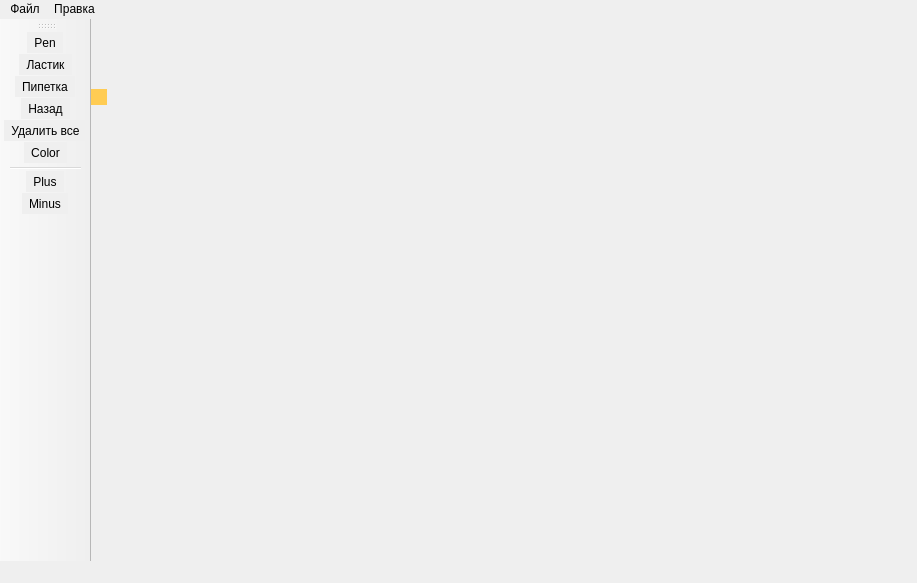
teplov-andrew/mc-paint, file paint_ui.ui: the form before one commit.
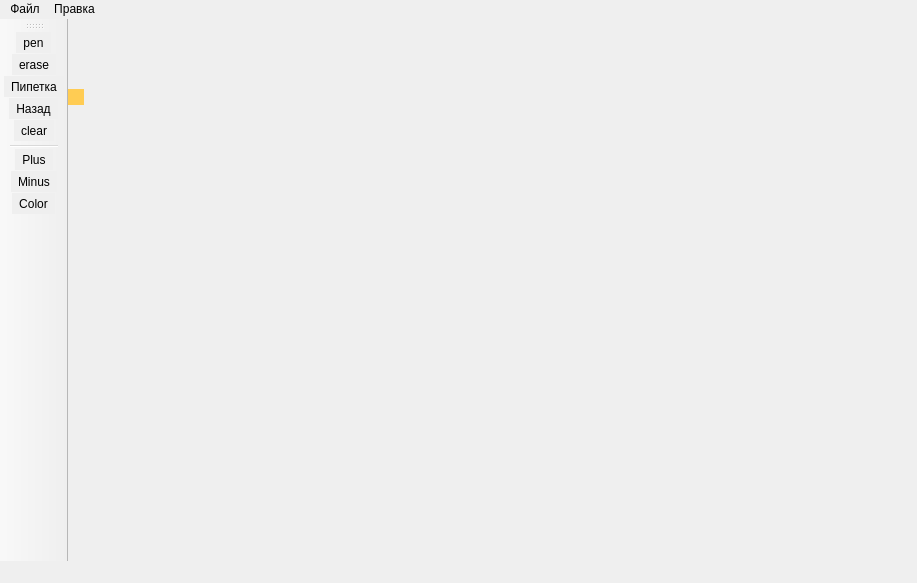
The form after the commit. Icons and pictures are not drawn.

What changed in the file:
```diff
--- a/paint_ui.ui
+++ b/paint_ui.ui
@@ -113,10 +113,10 @@
    <addaction name="actionPipette"/>
    <addaction name="actionUndo"/>
    <addaction name="actionBin"/>
-   <addaction name="actionColor"/>
    <addaction name="separator"/>
    <addaction name="actionPlus"/>
    <addaction name="actionMinus"/>
+   <addaction name="actionColor"/>
   </widget>
   <action name="action">
    <property name="text">
@@ -145,12 +145,7 @@
      <normaloff>ico/pencil.png</normaloff>ico/pencil.png</iconset>
    </property>
    <property name="text">
-    <string>Pen</string>
-   </property>
-  </action>
-  <action name="action_3">
-   <property name="text">
-    <string>Ластик</string>
+    <string>pen</string>
    </property>
   </action>
   <action name="actionErase">
@@ -165,7 +160,7 @@
      <normaloff>ico/clean.png</normaloff>ico/clean.png</iconset>
    </property>
    <property name="text">
-    <string>Ластик</string>
+    <string>erase</string>
    </property>
   </action>
   <action name="actionBin">
@@ -180,7 +175,7 @@
      <normaloff>ico/bin.png</normaloff>ico/bin.png</iconset>
    </property>
    <property name="text">
-    <string>Удалить все</string>
+    <string>clear</string>
    </property>
   </action>
   <action name="actionPipette">
```
